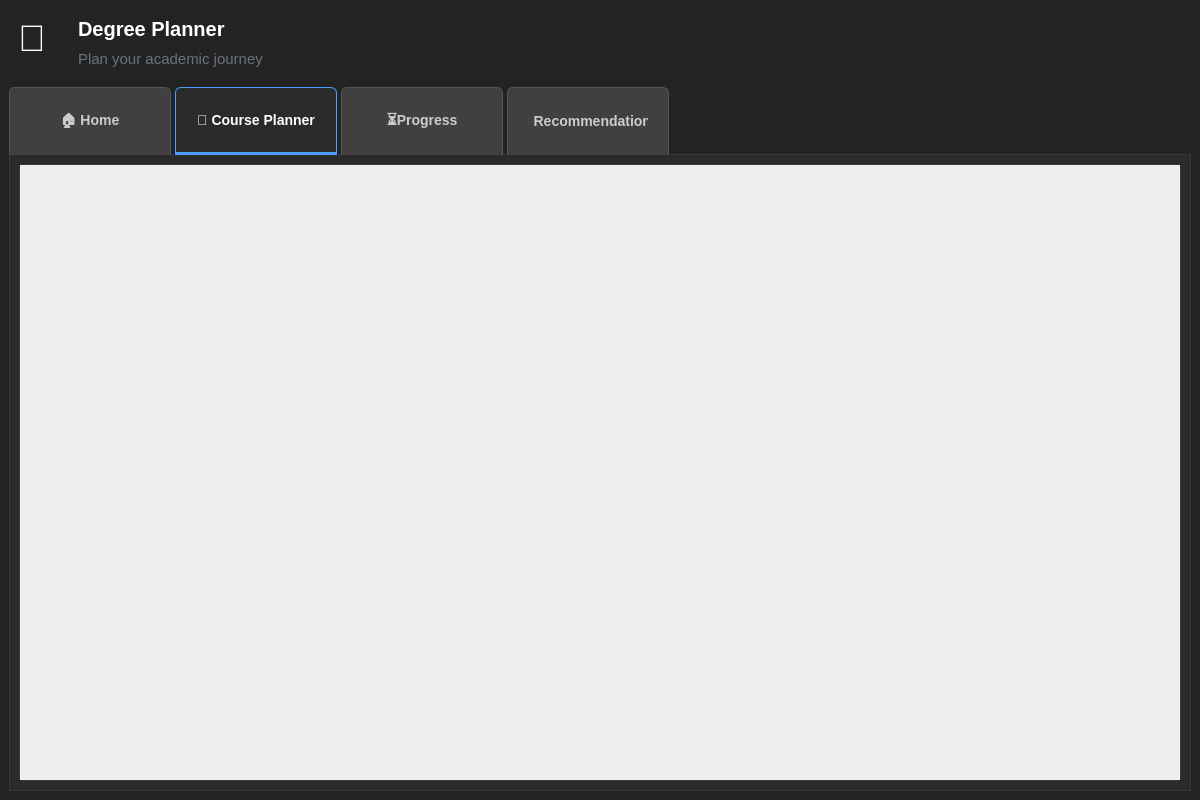
Qt form mainwindow.ui (FpsError/degree-planner-app) before a commit.
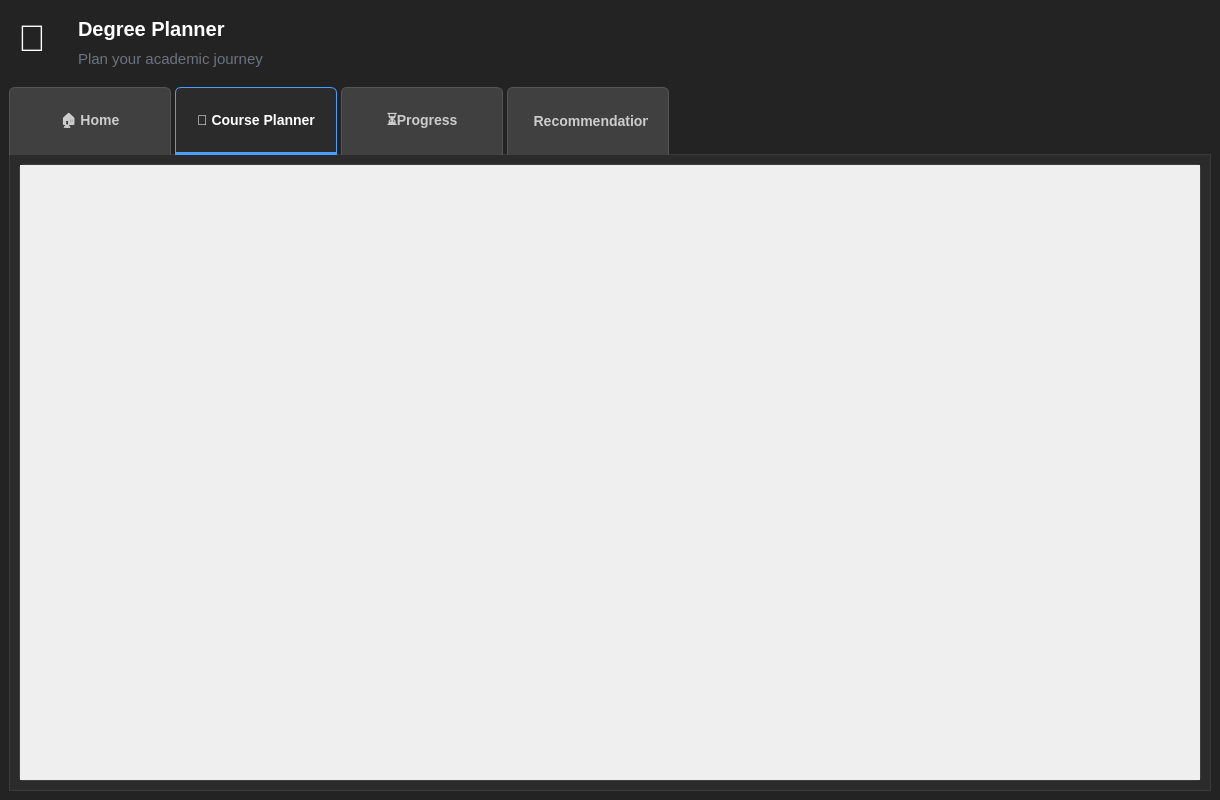
The same form after that commit. Icons and pictures are not drawn.

Diff of the .ui file:
```diff
--- a/mainwindow.ui
+++ b/mainwindow.ui
@@ -6,7 +6,7 @@
    <rect>
     <x>0</x>
     <y>0</y>
-    <width>1200</width>
+    <width>1220</width>
     <height>800</height>
    </rect>
   </property>
@@ -1327,7 +1327,7 @@
             <rect>
              <x>0</x>
              <y>0</y>
-             <width>1160</width>
+             <width>1180</width>
              <height>615</height>
             </rect>
            </property>
```
